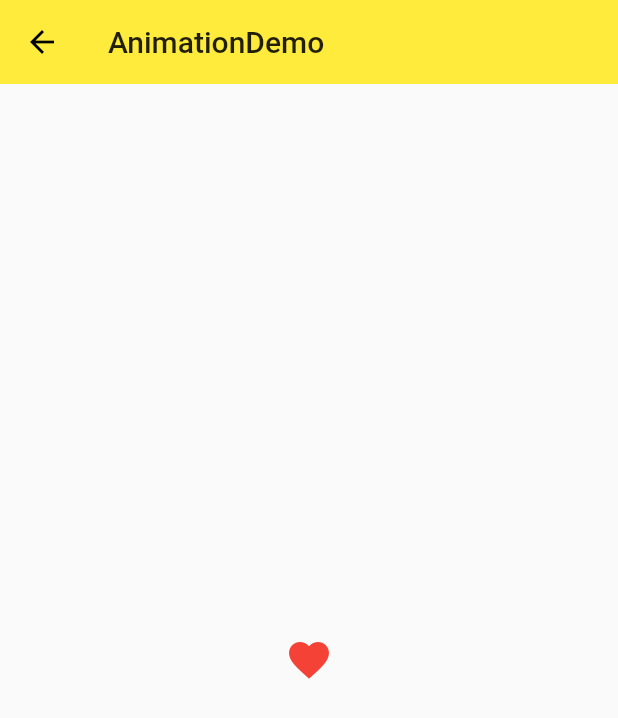
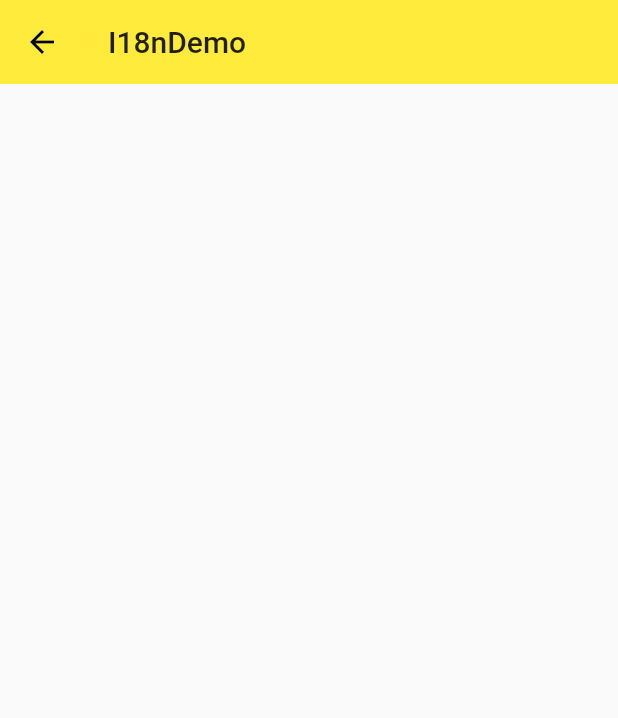
Before and after one commit to GuchaoGit/flutter_app, a Flutter app: the screen it shows after launch, on a phone screen of 412 x 824 dp. Shown: the top 718 px of the screen. Run offline on Flutter 3.47's test engine with Material 2 defaults, Android fonts, the phone set to English and light mode, and no system bars; our stand-ins replace rxdart; missing offline and left inert: flutter_webview_plugin.

Commit message:
安装与配置Flutter应用的国际化

```diff
--- /dev/null
+++ b/lib/demo/i18n/i18n_demo.dart
@@ -0,0 +1,13 @@
+import 'package:flutter/material.dart';
+
+class I18nDemo extends StatelessWidget {
+  @override
+  Widget build(BuildContext context) {
+    return Scaffold(
+      appBar: AppBar(
+        title: Text('I18nDemo'),
+        elevation: 0.0,
+      ),
+    );
+  }
+}
--- a/lib/main.dart
+++ b/lib/main.dart
@@ -1,5 +1,6 @@
 import 'package:flutter/material.dart';
 import 'package:flutter_app/demo/state/state_management_demo.dart';
+import 'package:flutter_localizations/flutter_localizations.dart';
 
 import 'demo/animation/animation_demo.dart';
 import 'demo/basic_demo.dart';
@@ -8,6 +9,7 @@ import 'demo/bottom_navigation_bar_demo.dart';
 import 'demo/drawer_demo.dart';
 import 'demo/form_demo.dart';
 import 'demo/http/http_demo.dart';
+import 'demo/i18n/i18n_demo.dart';
 import 'demo/layout_demo.dart';
 import 'demo/listview_demo.dart';
 import 'demo/material_components.dart';
@@ -22,9 +24,20 @@ class App extends StatelessWidget {
   @override
   Widget build(BuildContext context) {
     return MaterialApp(
+
+      //i18n配置
+      localizationsDelegates: [
+        GlobalMaterialLocalizations.delegate, //Material 组件的本地化字符串
+        GlobalWidgetsLocalizations.delegate, //定义文字方向
+      ],
+      supportedLocales: [ //设置支持的语言
+        Locale('en', 'US'),
+        Locale('zh', 'CN'),
+      ],
+
       debugShowCheckedModeBanner: false,
 //      home: NavigatorDemo(),
-      initialRoute: '/animation',
+      initialRoute: '/i18n',
       routes: {
         '/': (context) => NavigatorDemo(),
         '/about': (context) => Page("About"),
@@ -37,6 +50,7 @@ class App extends StatelessWidget {
         '/bloc': (context) => BlocDemo(),
         '/http': (context) => HttpDemo(),
         '/animation': (context) => AnimationDemo(),
+        '/i18n': (context) => I18nDemo(),
       },
       theme: ThemeData(
         primarySwatch: Colors.yellow,
--- a/pubspec.yaml
+++ b/pubspec.yaml
@@ -28,6 +28,8 @@ dependencies:
   scoped_model: ^1.0.1
   rxdart: ^0.22.0
   http: ^0.12.0
+  flutter_localizations:
+    sdk: flutter
 
 dev_dependencies:
   flutter_test:
```
Also changed, not shown: pubspec.lock, 1 other file.
